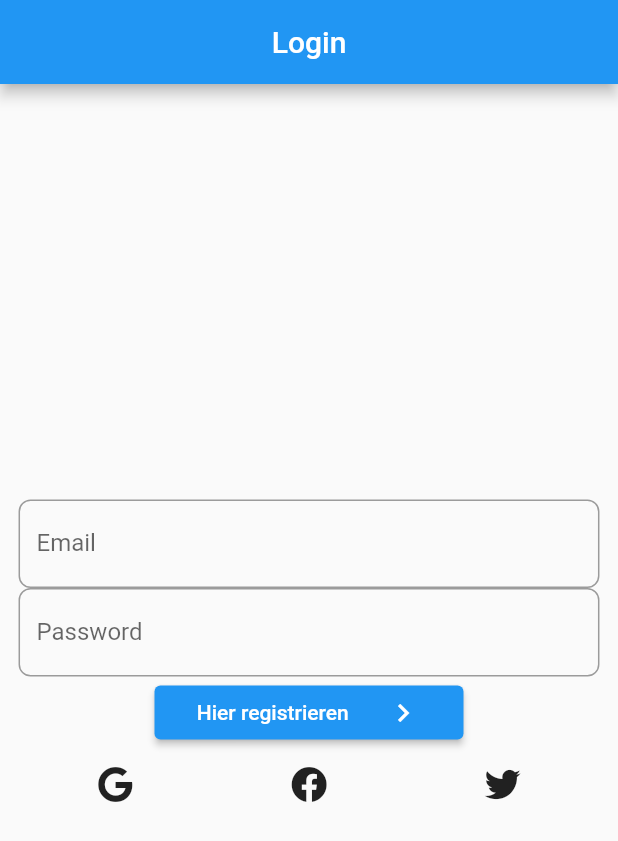
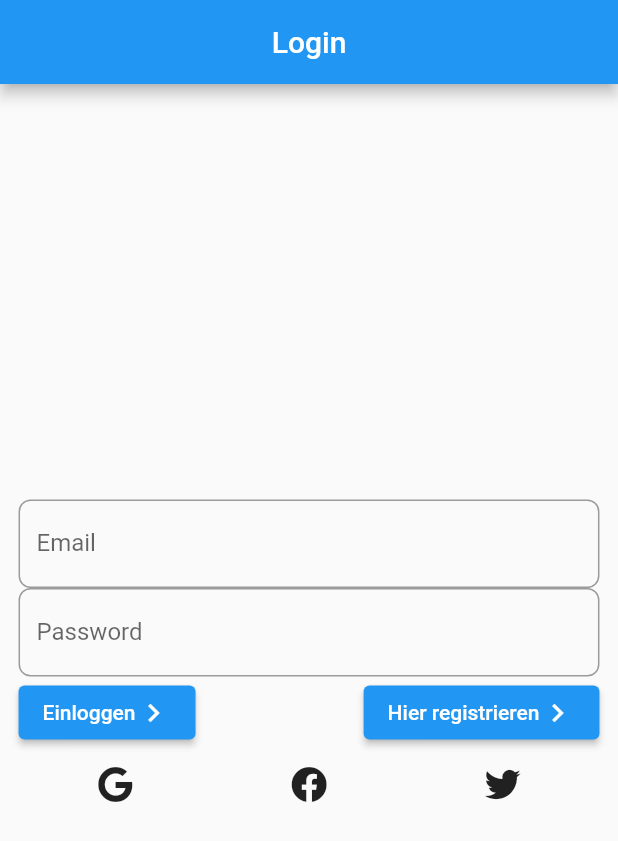
Before and after one commit to domephant/to_do_firebase, a Flutter app: the screen it shows after launch, after a tap on "Hier registrieren", on a phone screen of 412 x 824 dp. Shown: the top 841 px of the screen. Run offline on Flutter 3.47's test engine with Material 2 defaults, Android fonts, the phone set to English and light mode, and no system bars; our stand-ins replace firebase_auth, firebase_core, font_awesome_flutter, google_sign_in; accounts and stored records are empty; network calls fail.

Commit message:
Further development of loginscreen and popupmenu for logout

```diff
--- a/lib/main.dart
+++ b/lib/main.dart
@@ -22,7 +22,7 @@ class MyApp extends StatelessWidget {
     return MultiProvider(
       providers: [
         Provider<AuthenticationService>(
-          create: (_) => AuthenticationService(FirebaseAuth.instance),
+          create: (_) => AuthenticationService(),
         ),
         StreamProvider(
           create: (context) =>
@@ -47,6 +47,10 @@ class AuthenticationWrapper extends StatelessWidget {
 
   @override
   Widget build(BuildContext context) {
+    final user = context.watch<User?>();
+    if (user != null) {
+      return const DatabaseTextScreen();
+    }
     return const SignInScreen();
   }
 }
@@ -59,7 +63,14 @@ class DatabaseTextScreen extends StatelessWidget {
     return Scaffold(
       appBar: AppBar(
         actions: [
-          IconButton(onPressed: () {}, icon: const Icon(Icons.settings))
+          PopupMenuButton(
+            itemBuilder: (context) => [
+              PopupMenuItem(
+                child: const Text("Sign Out"),
+                onTap: () => AuthenticationService().signOut(),
+              )
+            ],
+          ),
         ],
         title: const Text("To-Do"),
       ),
--- a/lib/screens/sign_in.dart
+++ b/lib/screens/sign_in.dart
@@ -14,6 +14,14 @@ class _SignInScreenState extends State<SignInScreen> {
   final TextEditingController emailController = TextEditingController();
   final TextEditingController passwordController = TextEditingController();
   final _formKey = GlobalKey<FormState>();
+
+  @override
+  void dispose() {
+    emailController.dispose();
+    passwordController.dispose();
+    super.dispose();
+  }
+
   @override
   Widget build(BuildContext context) {
     return Scaffold(
@@ -63,10 +71,28 @@ class _SignInScreenState extends State<SignInScreen> {
                         borderSide: const BorderSide(color: Colors.black),
                         borderRadius: BorderRadius.circular(8))),
               ),
-              SizedBox(
-                width: MediaQuery.of(context).size.width * 0.5,
-                child: ElevatedButton(
-                    onPressed: () {},
+              Row(
+                mainAxisAlignment: MainAxisAlignment.spaceBetween,
+                children: [
+                  ElevatedButton(
+                      onPressed: () {
+                        AuthenticationService().signIn(
+                            email: emailController.text,
+                            password: passwordController.text);
+                      },
+                      child: Row(
+                        mainAxisAlignment: MainAxisAlignment.spaceAround,
+                        children: const [
+                          Text("Einloggen"),
+                          Icon(Icons.keyboard_arrow_right)
+                        ],
+                      )),
+                  ElevatedButton(
+                      onPressed: () {
+                        AuthenticationService().register(
+                            email: emailController.text,
+                            password: passwordController.text);
+                      },
                       child: Row(
                         mainAxisAlignment: MainAxisAlignment.spaceAround,
                         children: const [
@@ -74,21 +100,19 @@ class _SignInScreenState extends State<SignInScreen> {
                           Icon(Icons.keyboard_arrow_right)
                         ],
                       )),
+                ],
               ),
               Row(
                 mainAxisAlignment: MainAxisAlignment.spaceAround,
                 children: [
                   IconButton(
                     onPressed: () {
-                      AuthenticationService(FirebaseAuth.instance)
-                          .signInWithGoogle();
+                      AuthenticationService().signInWithGoogle();
                     },
                     icon: const FaIcon(FontAwesomeIcons.google),
                   ),
                   IconButton(
-                    onPressed: () {
-                      AuthenticationService(FirebaseAuth.instance).signOut();
-                    },
+                    onPressed: () {},
                     icon: const FaIcon(FontAwesomeIcons.facebook),
                   ),
                   IconButton(
--- a/lib/services/authentication_service.dart
+++ b/lib/services/authentication_service.dart
@@ -2,16 +2,28 @@ import 'package:firebase_auth/firebase_auth.dart';
 import 'package:google_sign_in/google_sign_in.dart';
 
 class AuthenticationService {
-  final FirebaseAuth _firebaseAuth;
+  final FirebaseAuth _firebaseAuth = FirebaseAuth.instance;
 
-  AuthenticationService(this._firebaseAuth);
+  AuthenticationService();
 
-  Stream<User?> get authStateChanges => _firebaseAuth.authStateChanges();
+  Stream<User?> get authStateChanges =>
+      FirebaseAuth.instance.authStateChanges();
 
   Future<String> signIn(
       {required String email, required String password}) async {
     try {
       await _firebaseAuth.signInWithEmailAndPassword(
+          email: email, password: password);
+    } on FirebaseAuthException catch (e) {
+      return e.toString();
+    }
+    return "Other error";
+  }
+
+  Future<String> register(
+      {required String email, required String password}) async {
+    try {
+      await _firebaseAuth.createUserWithEmailAndPassword(
           email: email, password: password);
     } on FirebaseAuthException catch (e) {
       return e.toString();
@@ -29,7 +41,7 @@ class AuthenticationService {
       idToken: googleAuth?.idToken,
     );
 
-    return await FirebaseAuth.instance.signInWithCredential(credential);
+    return await _firebaseAuth.signInWithCredential(credential);
   }
 
   Future<void> signOut() async {
```
Lines whose indentation alone changed are shown as unchanged.
